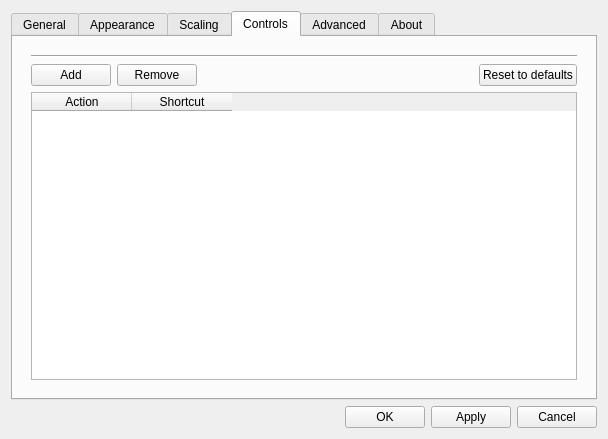
Above: gui/dialogs/settingsdialog.ui from do-i/thumbgrid before the change. Below: the same form after it.
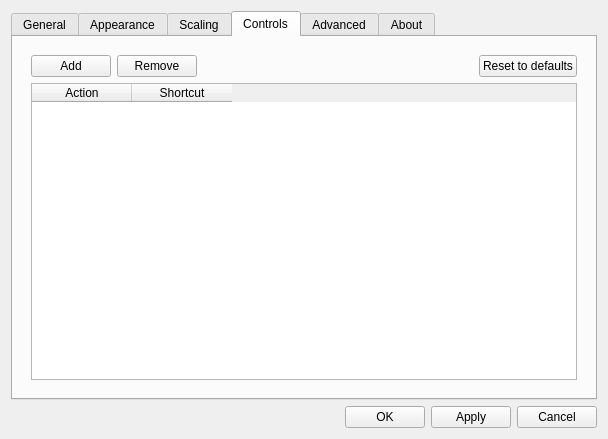
That is the form after the change. Icons and pictures are not drawn. Custom widgets are drawn as their Qt base class.

What changed in the file:
```diff
--- a/gui/dialogs/settingsdialog.ui
+++ b/gui/dialogs/settingsdialog.ui
@@ -1207,13 +1207,6 @@
           <bool>true</bool>
          </property>
          <layout class="QVBoxLayout" name="verticalLayout_2">
-          <item>
-           <widget class="Line" name="line_3">
-            <property name="orientation">
-             <enum>Qt::Horizontal</enum>
-            </property>
-           </widget>
-          </item>
           <item>
            <layout class="QHBoxLayout" name="horizontalLayout_2">
             <item>
```
